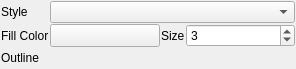
Qt form src/DAGui/ChartSetting/DAChartSymbolEditWidget.ui (czyt1988/data-workbench) before a commit.
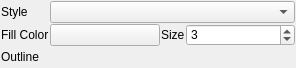
The same form after that commit. Custom widgets are drawn as their Qt base class.

Diff of the .ui file:
```diff
--- a/src/DAGui/ChartSetting/DAChartSymbolEditWidget.ui
+++ b/src/DAGui/ChartSetting/DAChartSymbolEditWidget.ui
@@ -10,6 +10,12 @@
     <height>68</height>
    </rect>
   </property>
+  <property name="minimumSize">
+   <size>
+    <width>0</width>
+    <height>68</height>
+   </size>
+  </property>
   <property name="windowTitle">
    <string>Chart Symbol Edit</string>
   </property>
@@ -111,17 +117,17 @@
   </layout>
  </widget>
  <customwidgets>
-  <customwidget>
-   <class>DA::DAColorPickerButton</class>
-   <extends>QToolButton</extends>
-   <header>DAColorPickerButton.h</header>
-  </customwidget>
   <customwidget>
    <class>DA::DAPenEditWidget</class>
    <extends>QWidget</extends>
    <header>DAPenEditWidget.h</header>
    <container>1</container>
   </customwidget>
+  <customwidget>
+   <class>DA::DAColorPickerButton</class>
+   <extends>QToolButton</extends>
+   <header>DAColorPickerButton.h</header>
+  </customwidget>
   <customwidget>
    <class>DA::DAChartSymbolComboBox</class>
    <extends>QComboBox</extends>
```
